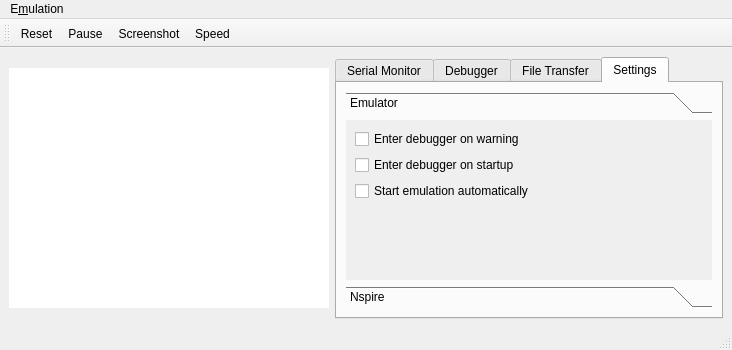
This is mainwindow.ui in nspire-emus/firebird as Qt 5 draws it before an edit. The edited form follows.
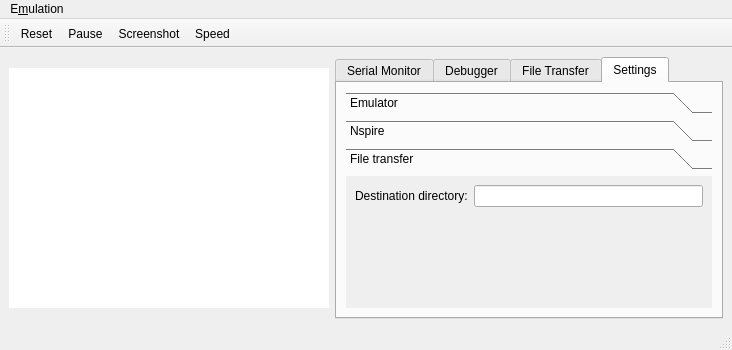
This is the edited form. Custom widgets are drawn as their Qt base class.

Commit message:
Add some more keys and also file transfer via drag & drop
-Has to be connected first, button still missing

What changed in the file:
```diff
--- a/mainwindow.ui
+++ b/mainwindow.ui
@@ -176,15 +176,15 @@
         <item>
          <widget class="QToolBox" name="toolBox">
           <property name="currentIndex">
-           <number>0</number>
+           <number>2</number>
           </property>
           <widget class="QWidget" name="page">
            <property name="geometry">
             <rect>
              <x>0</x>
              <y>0</y>
-             <width>366</width>
-             <height>160</height>
+             <width>207</width>
+             <height>96</height>
             </rect>
            </property>
            <attribute name="label">
@@ -361,6 +361,31 @@
             </item>
            </layout>
           </widget>
+          <widget class="QWidget" name="page_3">
+           <property name="geometry">
+            <rect>
+             <x>0</x>
+             <y>0</y>
+             <width>366</width>
+             <height>132</height>
+            </rect>
+           </property>
+           <attribute name="label">
+            <string>File transfer</string>
+           </attribute>
+           <layout class="QFormLayout" name="formLayout">
+            <item row="0" column="0">
+             <widget class="QLabel" name="label_4">
+              <property name="text">
+               <string>Destination directory:</string>
+              </property>
+             </widget>
+            </item>
+            <item row="0" column="1">
+             <widget class="QLineEdit" name="pathTransfer"/>
+            </item>
+           </layout>
+          </widget>
          </widget>
         </item>
        </layout>
```
Left out of the diff: 3 changed lines with no effect on the pictures. The commit also changes 5 other files.
